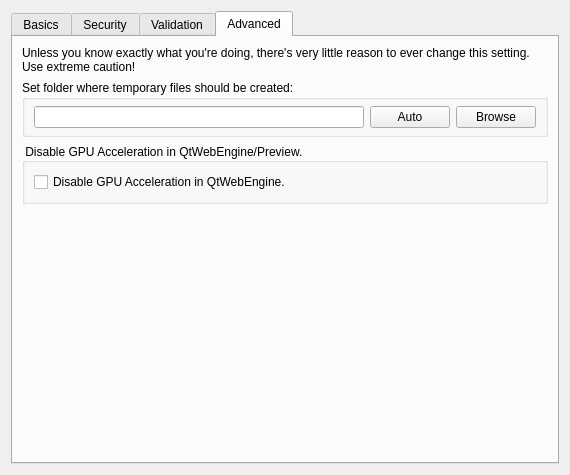
3tic-project/Sigil-Enhanced, file src/Form_Files/PGeneralSettingsWidget.ui: the form before one commit.
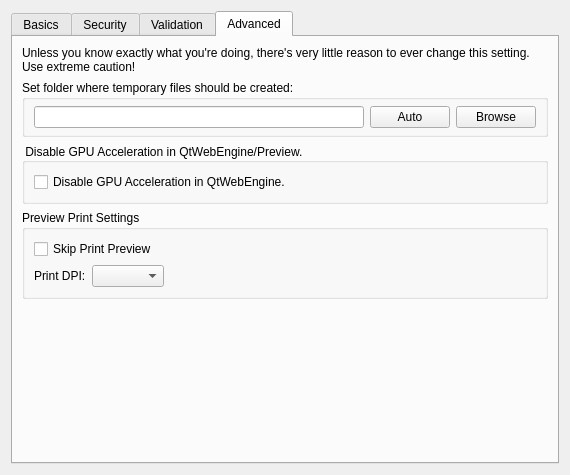
The form after the commit. The open tabs and pages were chosen to show the change.

```diff
--- a/src/Form_Files/PGeneralSettingsWidget.ui
+++ b/src/Form_Files/PGeneralSettingsWidget.ui
@@ -619,6 +619,52 @@
          </layout>
         </widget>
        </item>
+       <item>
+        <widget class="QGroupBox" name="groupBox_PreviewPrint">
+         <property name="title">
+          <string>Preview Print Settings</string>
+         </property>
+         <layout class="QVBoxLayout" name="verticalLayout_6">
+          <item>
+           <widget class="QCheckBox" name="chkSkipPrintPreview">
+            <property name="toolTip">
+             <string>Skip Print Preview</string>
+            </property>
+            <property name="text">
+             <string>Skip Print Preview</string>
+            </property>
+           </widget>
+          </item>
+          <item>
+           <layout class="QHBoxLayout" name="horizontalLayout_3">
+            <item>
+             <widget class="QLabel" name="lblPrintDPI">
+              <property name="text">
+               <string>Print DPI:</string>
+              </property>
+             </widget>
+            </item>
+            <item>
+             <widget class="QComboBox" name="cboPrintDPI"/>
+            </item>
+            <item>
+             <spacer name="horizontalSpacer_5">
+              <property name="orientation">
+               <enum>Qt::Horizontal</enum>
+              </property>
+              <property name="sizeHint" stdset="0">
+               <size>
+                <width>40</width>
+                <height>20</height>
+               </size>
+              </property>
+             </spacer>
+            </item>
+           </layout>
+          </item>
+         </layout>
+        </widget>
+       </item>
        <item>
         <spacer name="verticalSpacer_4">
          <property name="orientation">
```
Left out of the diff: 12 changed lines with no effect on the pictures.
